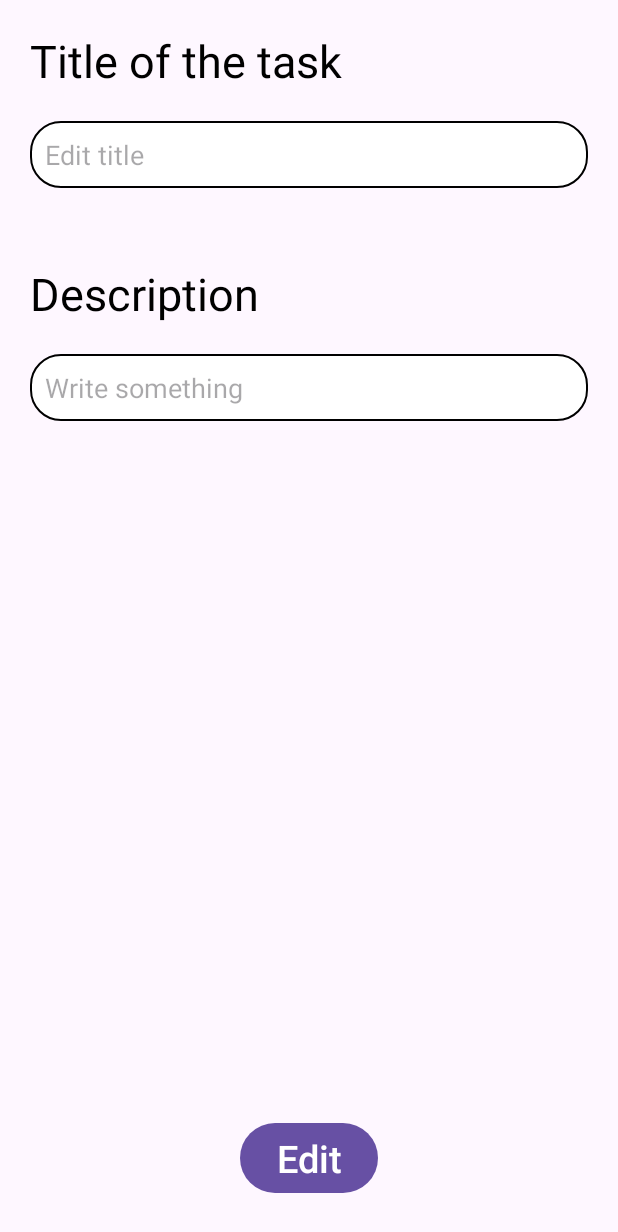
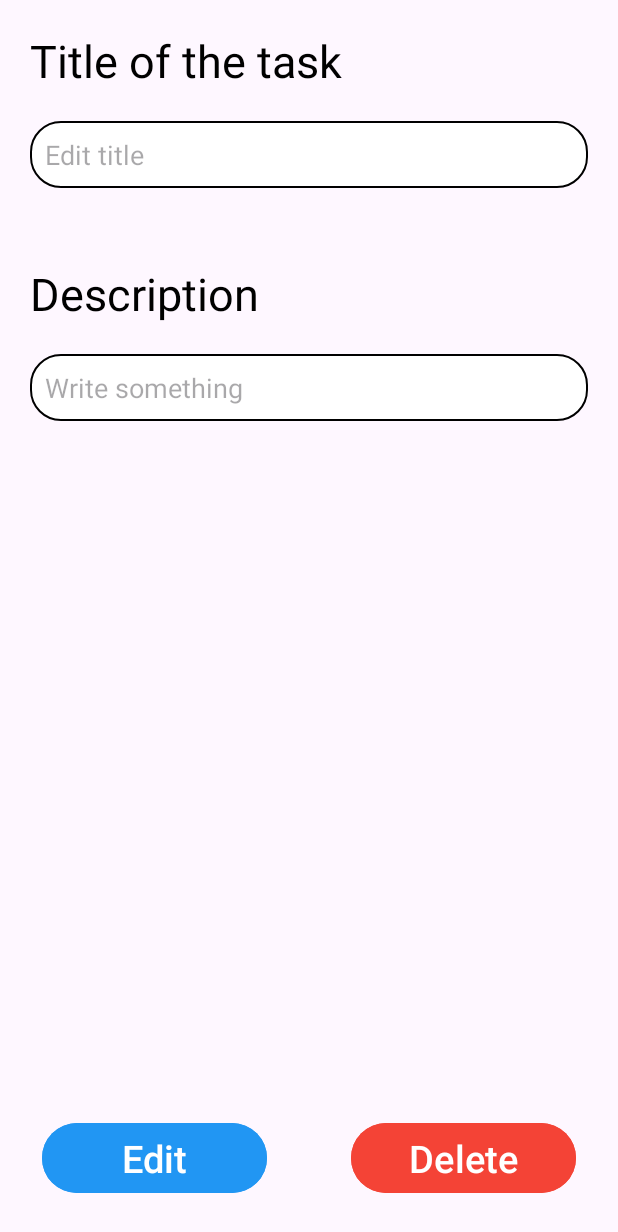
Before and after one commit to sqljava/ToDo, an Android app: the fragment EditTaskFragment shown on its own in the app's theme, on a phone screen of 412 x 824 dp. Shown: the top 1232 px of the screen. Run offline under Robolectric (Android 15) with nearby library versions, the phone set to English and light mode, and no system bars; our stand-ins replace Room's generated code; 2 statements that could not run were skipped.

Commit message:
works pretty well

```diff
--- a/app/src/main/java/com/example/todo/dao/TaskDao.kt
+++ b/app/src/main/java/com/example/todo/dao/TaskDao.kt
@@ -2,7 +2,6 @@ package com.example.todo.dao
 
 import androidx.room.Dao
 import androidx.room.Delete
-import androidx.room.DeleteColumn
 import androidx.room.Insert
 import androidx.room.Query
 import androidx.room.Update
@@ -21,8 +20,8 @@ interface TaskDao {
     @Query("SELECT * FROM tasks WHERE ID= :id")
     fun showTask(id: Int?):Task
 
-//    @Delete
-//    fun removeTask(id: Int?)
+    @Delete
+    fun removeTask(task: Task)
 
     @Update
     fun updateTask(task: Task)
--- a/app/src/main/java/com/example/todo/screen/AddTaskFragment.kt
+++ b/app/src/main/java/com/example/todo/screen/AddTaskFragment.kt
@@ -5,6 +5,7 @@ import androidx.fragment.app.Fragment
 import android.view.LayoutInflater
 import android.view.View
 import android.view.ViewGroup
+import android.widget.Toast
 import androidx.navigation.fragment.findNavController
 import com.example.todo.R
 import com.example.todo.database.AppDataBase
@@ -39,6 +40,9 @@ class AddTaskFragment : Fragment() {
 
                 parentFragmentManager.beginTransaction().
                 replace(R.id.main_screen, HomeFragment()).commit()
+            }else{
+                Toast.makeText(requireContext(),
+                "Fill fields, please", Toast.LENGTH_SHORT).show()
             }
         }
         return binding.root
--- a/app/src/main/java/com/example/todo/screen/HomeFragment.kt
+++ b/app/src/main/java/com/example/todo/screen/HomeFragment.kt
@@ -40,14 +40,14 @@ class HomeFragment : Fragment() {
 
                 parentFragmentManager.beginTransaction().
                 replace(R.id.main_screen, EditTaskFragment.newInstance(task.id)).addToBackStack("HomeFragment").commit()
-                Toast.makeText(requireContext(), task.id.toString(), Toast.LENGTH_LONG)
+                //Toast.makeText(requireContext(), task.id.toString(), Toast.LENGTH_LONG)
 
 
             }
 
         })
 
-        adapter.notifyDataSetChanged()
+        //adapter.notifyDataSetChanged()
 
         binding.homeRec.adapter = adapter
 
--- a/app/src/main/res/layout/fragment_edit_task.xml
+++ b/app/src/main/res/layout/fragment_edit_task.xml
@@ -66,12 +66,49 @@
         android:layout_weight="1"
         android:gravity="center">
 
-        <Button
-            android:id="@+id/btn_edit"
-            android:layout_width="wrap_content"
-            android:layout_height="wrap_content"
-            android:text="Edit"
-            android:textSize="25sp"/>
+        <LinearLayout
+            android:layout_width="match_parent"
+            android:layout_height="match_parent"
+            android:orientation="horizontal"
+            android:gravity="center">
+
+            <RelativeLayout
+                android:layout_width="0dp"
+                android:layout_height="match_parent"
+                android:layout_weight="1"
+                android:gravity="center">
+
+                <com.google.android.material.button.MaterialButton
+                    android:id="@+id/btn_edit"
+                    android:layout_width="150dp"
+                    android:layout_height="wrap_content"
+                    android:text="Edit"
+                    android:textSize="25sp"
+                    android:backgroundTint="#2196F3"/>
+            </RelativeLayout>
+
+
+            <RelativeLayout
+                android:layout_width="0dp"
+                android:layout_height="match_parent"
+                android:layout_weight="1"
+                android:gravity="center">
+
+                <com.google.android.material.button.MaterialButton
+                    android:id="@+id/btn_delete"
+                    android:layout_width="150dp"
+                    android:layout_height="wrap_content"
+                    android:text="Delete"
+                    android:textSize="25sp"
+                    android:backgroundTint="#F44336"/>
+            </RelativeLayout>
+
+
+
+
+        </LinearLayout>
+
+
 
 
     </RelativeLayout>
```
Also changed, not shown: app/src/main/java/com/example/todo/screen/EditTaskFragment.kt (+38 -14 lines), app/src/main/res/layout/dialog.xml (added, +78 -0 lines), app/src/main/res/layout/fragment_add_task.xml (+5 -4 lines).
